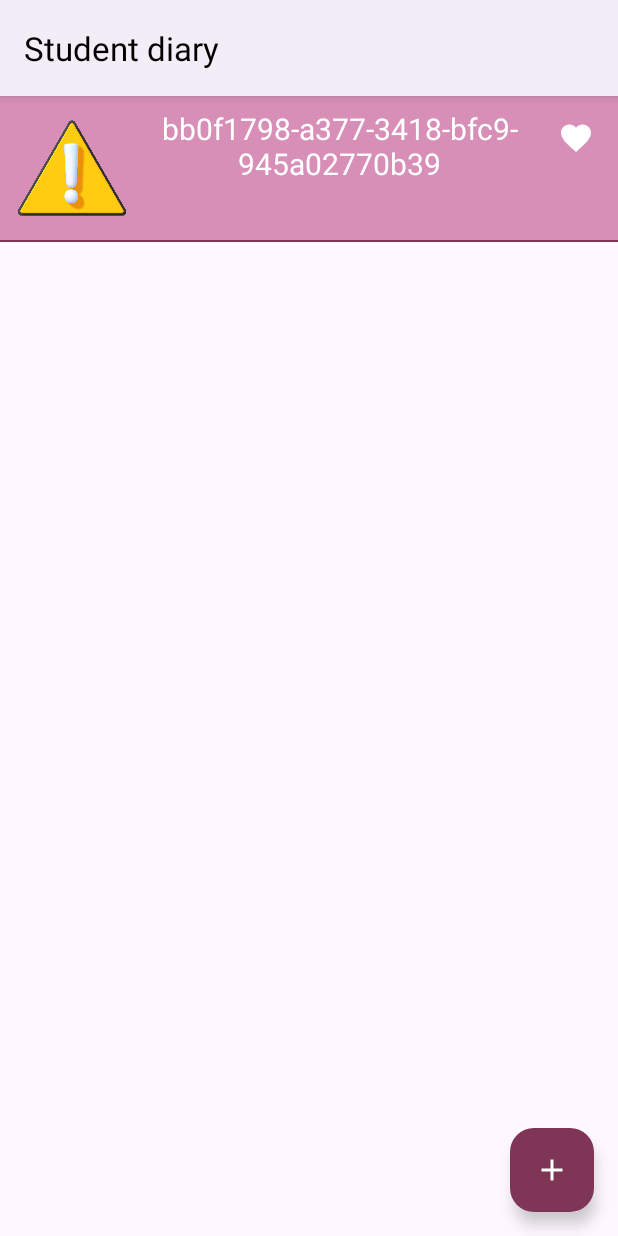
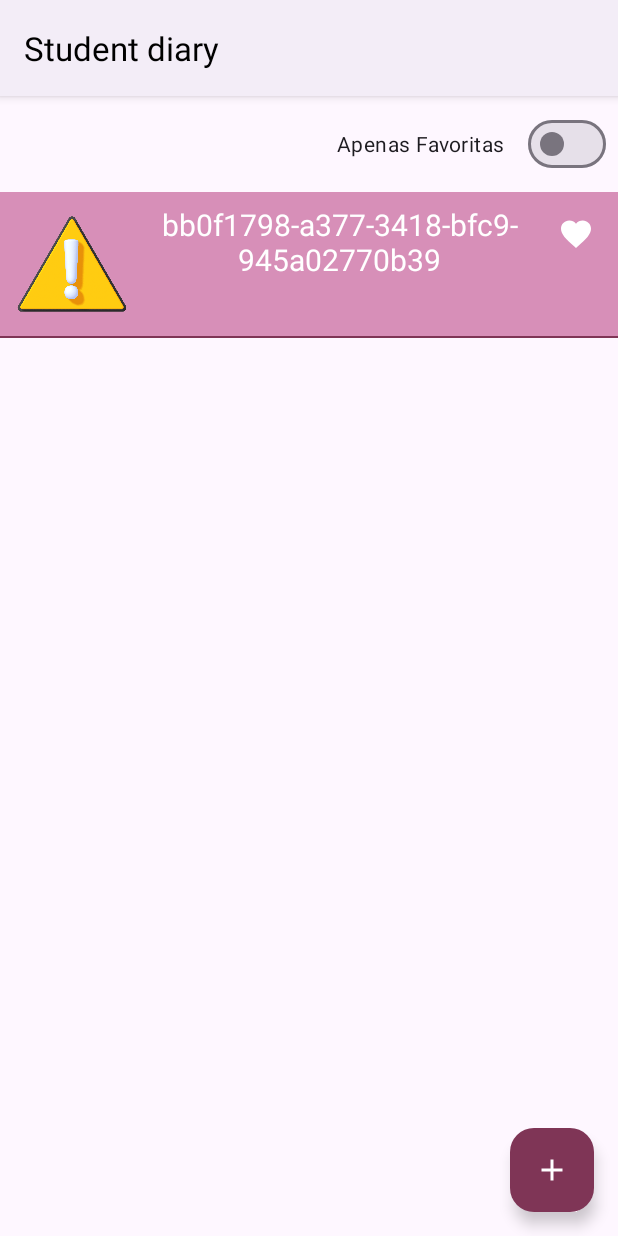
Before and after one commit to DevLeonardoTissi/Student_diary, an Android app: the screen it shows after launch (MainActivity), after a tap on "Floating action insert discipline", on a phone screen of 412 x 824 dp. Run offline under Robolectric (Android 15) with nearby library versions, the phone set to English and light mode, and no system bars; our stand-ins replace Firebase (no records; nobody signed in at launch, a user with empty details on screens opened directly), Room's generated code.

Commit message:
muitas coisas

```diff
--- a/app/src/main/java/com/example/studentdiary/database/dao/DisciplineDao.kt
+++ b/app/src/main/java/com/example/studentdiary/database/dao/DisciplineDao.kt
@@ -13,10 +13,12 @@ interface DisciplineDao {
     @Query("SELECT * FROM Discipline")
     fun searchAll(): LiveData<List<Discipline>>
 
-
     @Insert(onConflict = REPLACE)
     suspend fun insert(discipline: Discipline)
 
     @Query("SELECT * FROM Discipline WHERE id =:id")
     suspend fun searchId(id:String): Discipline
+
+//    @Query("SELECT * FROM Discipline WHERE favorite = true")
+//    fun searchFavorites(): LiveData<List<Discipline>>
 }
--- a/app/src/main/java/com/example/studentdiary/repository/DisciplineRepository.kt
+++ b/app/src/main/java/com/example/studentdiary/repository/DisciplineRepository.kt
@@ -5,13 +5,17 @@ import com.example.studentdiary.model.Discipline
 
 class DisciplineRepository(private val dao: DisciplineDao) {
 
-     fun searchAll() = dao.searchAll()
+    fun searchAll() = dao.searchAll()
+
+//    fun searchFavorites() = dao.searchFavorites()
 
     suspend fun insert(discipline: Discipline) {
         dao.insert(discipline)
     }
 
-    suspend fun searchId(id:String){
+    suspend fun searchId(id: String) {
         dao.searchId(id)
     }
+
+
 }
--- a/app/src/main/java/com/example/studentdiary/ui/fragment/disciplinesFragment/DisciplinesFragment.kt
+++ b/app/src/main/java/com/example/studentdiary/ui/fragment/disciplinesFragment/DisciplinesFragment.kt
@@ -50,7 +50,27 @@ class DisciplinesFragment : Fragment() {
             binding.disciplinesFragmentImageViewStudent.visibility = visibility
             binding.disciplinesFragmentTextViewStudent.visibility = visibility
 
+            configureSwitchFavorite(list)
+        }
+    }
+
+    private fun configureSwitchFavorite(list: List<Discipline>) {
+        val switchFavorite = binding.disciplineFragmentSwitchFavorite
+        val filterList = list.filter { it.favorite }
+
+
+        if (switchFavorite.isChecked) {
+            adapter.submitList(filterList)
+        } else {
             adapter.submitList(list)
+        }
+
+        switchFavorite.setOnCheckedChangeListener { _, isChecked ->
+            if (isChecked) {
+                adapter.submitList(filterList)
+            } else {
+                adapter.submitList(list)
+            }
         }
     }
 
@@ -72,7 +92,7 @@ class DisciplinesFragment : Fragment() {
                 Discipline(
                     name = UUID.randomUUID().toString(),
                     favorite = true,
-                    img = "https://www.facebook.com/photo/?fbid=2611089512365404&set=a.112877185519995"
+                    img = "https://st2.depositphotos.com/1594308/12210/i/450/depositphotos_122104490-stock-photo-smiing-female-college-student.jpg"
                 )
             )
         }
--- a/app/src/main/res/layout/fragment_disciplines.xml
+++ b/app/src/main/res/layout/fragment_disciplines.xml
@@ -12,11 +12,22 @@
         android:layout_width="match_parent"
         android:layout_height="wrap_content">
 
+        <com.google.android.material.materialswitch.MaterialSwitch
+            android:id="@+id/disciplineFragment_switch_favorite"
+            android:layout_width="wrap_content"
+            android:layout_height="wrap_content"
+            android:checked="false"
+            android:text="@string/fragment_discipline_switch_favorite_label"
+            app:layout_constraintTop_toTopOf="parent"
+            app:layout_constraintEnd_toEndOf="parent"
+            android:layout_margin="@dimen/switch_magtin"
+            app:layout_constraintBottom_toTopOf="@id/disciplinesFragment_recyclerView"/>
+
         <androidx.recyclerview.widget.RecyclerView
             android:id="@+id/disciplinesFragment_recyclerView"
             android:layout_width="0dp"
             android:layout_height="0dp"
-            app:layout_constraintTop_toTopOf="parent"
+            app:layout_constraintTop_toBottomOf="@id/disciplineFragment_switch_favorite"
             app:layout_constraintStart_toStartOf="parent"
             app:layout_constraintEnd_toEndOf="parent"
             app:layout_constraintBottom_toBottomOf="parent"
--- a/app/src/main/res/values/dimens.xml
+++ b/app/src/main/res/values/dimens.xml
@@ -19,4 +19,6 @@
 
     <dimen name="marginTop_textView_student">20dp</dimen>
 
+    <dimen name="switch_magtin">8dp</dimen>
+
 </resources>
--- a/app/src/main/res/values/strings.xml
+++ b/app/src/main/res/values/strings.xml
@@ -50,6 +50,7 @@
     <string name="fragment_disciplines_img_content_desc_discipline">Discipline image</string>
     <string name="fragment_disciplines_messageStudent">O que vamos estudar hoje?</string>
     <string name="fragment_disciplines_img_content_student">student image</string>
+    <string name="fragment_discipline_switch_favorite_label">Apenas Favoritas</string>
 
 
 </resources>
--- a/app/src/main/res/values/themes.xml
+++ b/app/src/main/res/values/themes.xml
@@ -4,7 +4,7 @@
         <!-- Primary brand color. -->
         <item name="colorPrimary">@color/purple_500</item>
 
-        <item name="colorOnPrimary">@color/purple_200</item>
+        <item name="colorOnPrimary">#FFFFFF</item>
         <!-- Secondary brand color. -->
         <item name="colorSecondary">@color/teal_200</item>
         <item name="colorSecondaryVariant">@color/teal_700</item>
```
